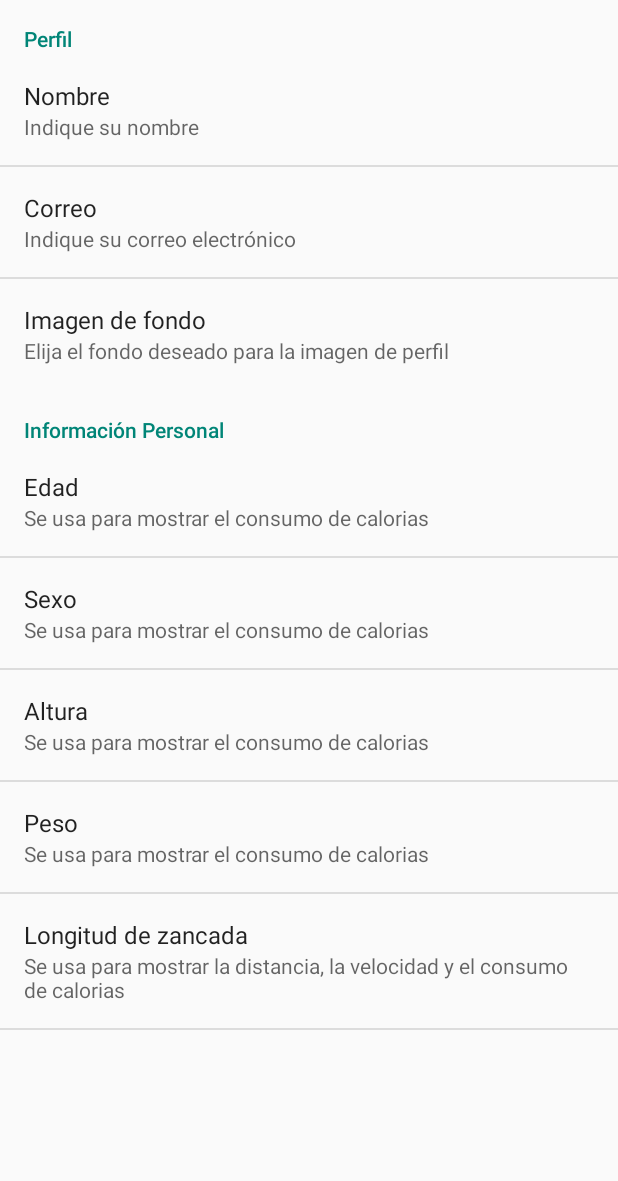
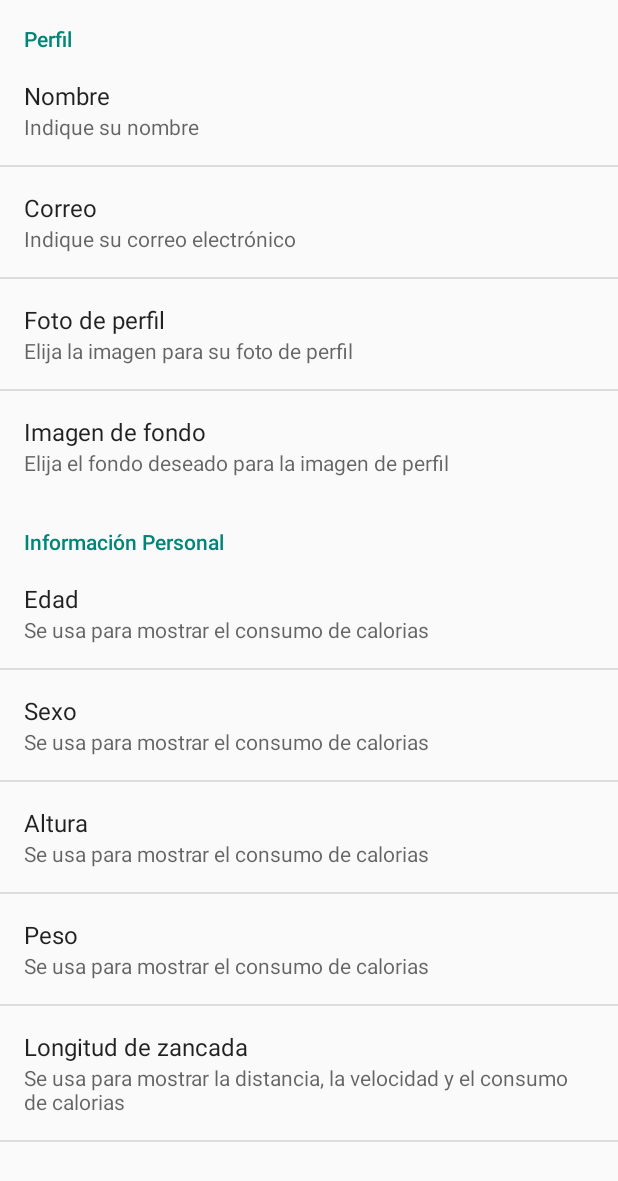
Before and after one commit to ipakto/MediaHora, an Android app: the screen it shows after launch (Opciones), in the side drawer, after a tap on "Ajustes", on a phone screen of 412 x 824 dp. Shown: the top 1181 px of the screen. Run offline under Robolectric (Android 15) with nearby library versions, the phone set to English and light mode, and no system bars; our stand-ins replace ButterKnife, CircleImageView; libraries missing offline, so code that uses them is left out: org.eazegraph.lib; 10 statements that could not run were skipped.

Commit message:
Añadida funcionalidad (no completa) de los ajustes personales (fotos)

```diff
--- a/app/src/main/AndroidManifest.xml
+++ b/app/src/main/AndroidManifest.xml
@@ -1,7 +1,9 @@
 <?xml version="1.0" encoding="utf-8"?>
 <manifest xmlns:android="http://schemas.android.com/apk/res/android"
     package="fyr.uclm.esi.mediahora" >
-
+    <uses-permission android:name="android.permission.CAMERA" />
+    <uses-permission android:name="android.permission.READ_EXTERNAL_STORAGE" />
+    <uses-permission android:name="android.permission.WRITE_EXTERNAL_STORAGE" />
     <application
         android:allowBackup="true"
         android:icon="@mipmap/ic_launcher"
--- a/app/src/main/java/fyr/uclm/esi/mediahora/MainActivity.java
+++ b/app/src/main/java/fyr/uclm/esi/mediahora/MainActivity.java
@@ -1,14 +1,23 @@
 package fyr.uclm.esi.mediahora;
 
+import android.annotation.TargetApi;
 import android.app.AlertDialog;
 import android.content.Context;
 import android.content.Intent;
+import android.content.SharedPreferences;
+import android.graphics.Bitmap;
+import android.graphics.BitmapFactory;
 import android.graphics.Color;
+import android.graphics.drawable.BitmapDrawable;
+import android.graphics.drawable.Drawable;
 import android.hardware.Sensor;
 import android.hardware.SensorEvent;
 import android.hardware.SensorEventListener;
 import android.hardware.SensorManager;
+import android.os.Build;
 import android.os.Bundle;
+import android.os.Environment;
+import android.preference.PreferenceManager;
 import android.support.design.widget.NavigationView;
 import android.support.v4.widget.DrawerLayout;
 import android.support.v7.app.ActionBarDrawerToggle;
@@ -19,16 +28,21 @@ import android.view.Menu;
 import android.view.MenuItem;
 import android.view.View;
 import android.widget.Button;
+import android.widget.RelativeLayout;
 import android.widget.TextView;
 import android.widget.Toast;
 
 
 import org.eazegraph.lib.charts.PieChart;
 import org.eazegraph.lib.models.PieModel;
+import org.w3c.dom.Text;
+
+import java.io.File;
 
 import butterknife.Bind;
 import butterknife.ButterKnife;
 
+import de.hdodenhof.circleimageview.CircleImageView;
 import fyr.uclm.esi.mediahora.naview.ContentFragment;
 
 
@@ -59,8 +73,8 @@ public class MainActivity extends AppCompatActivity implements SensorEventListen
 
     //Circulo pasos
     private PieModel sliceGoal, sliceCurrent;
-    @Bind(R.id.graph)
-    PieChart pg;
+    @Bind(R.id.graph)PieChart pg;
+
     @Override
     protected void onCreate(Bundle savedInstanceState) {
         super.onCreate(savedInstanceState);
@@ -72,7 +86,7 @@ public class MainActivity extends AppCompatActivity implements SensorEventListen
         mStepDetectorSensor = mSensorManager.getDefaultSensor(Sensor.TYPE_STEP_DETECTOR);
 
         iniciarGrafico();
-
+        cargarPreferencias();
         //NAVIGATION BAR
 
         // Initializing Toolbar and setting it as the actionbar
@@ -123,13 +137,12 @@ public class MainActivity extends AppCompatActivity implements SensorEventListen
                         return true;
                     case R.id.compartir:
                         Toast.makeText(getApplicationContext(),"Compartir Selected",Toast.LENGTH_SHORT).show();
-                        Intent is=new Intent(MainActivity.this,Prueba.class);
-                        startActivity(is);
 
                         return true;
                     case R.id.ajustes:
                         Toast.makeText(getApplicationContext(),"Ajustes Selected",Toast.LENGTH_SHORT).show();
                         startActivity(new Intent(MainActivity.this, Opciones.class));
+                        //getFragmentManager().beginTransaction().replace(android.R.id.content,new Opciones()).addToBackStack(null).commit();
                         return true;
                     case R.id.acerca:
                         Toast.makeText(getApplicationContext(),"Acerca Selected",Toast.LENGTH_SHORT).show();
@@ -236,9 +249,9 @@ public class MainActivity extends AppCompatActivity implements SensorEventListen
     @Override
     protected void onResume() {
         super.onResume();
-
         mSensorManager.registerListener(this, mStepCounterSensor, SensorManager.SENSOR_DELAY_FASTEST);
         mSensorManager.registerListener(this, mStepDetectorSensor, SensorManager.SENSOR_DELAY_FASTEST);
+        cargarPreferencias();
     }
     //Menu
     @Override
@@ -262,4 +275,58 @@ public class MainActivity extends AppCompatActivity implements SensorEventListen
         }
     return true;
     }
+
+    @TargetApi(Build.VERSION_CODES.LOLLIPOP)
+    private void cargarPreferencias(){
+        SharedPreferences prefs= PreferenceManager.getDefaultSharedPreferences(this);
+        String nombre,mail,fondo,foto;
+        Drawable f = null;
+        nombre=prefs.getString("pNombre","Su nombre");
+        mail=prefs.getString("pCorreo","Su correo");
+        fondo=prefs.getString("pFondoPerf","Fondo1");
+        foto=prefs.getString("pFoto","");
+        TextView n=(TextView) findViewById(R.id.username);
+        TextView e=(TextView) findViewById(R.id.email);
+        RelativeLayout r=(RelativeLayout) findViewById(R.id.layoutNav);
+        CircleImageView c=(CircleImageView)findViewById(R.id.profile_image);
+
+        n.setText(nombre);
+        e.setText(mail);
+        //Fondo Perfil
+        switch (fondo) {
+            case "Fondo1":
+                f = this.getResources().getDrawable(R.drawable.fondo1);
+                break;
+            case "Fondo2":
+                f = this.getResources().getDrawable(R.drawable.fondo2);
+                break;
+            case "Fondo3":
+                f = this.getResources().getDrawable(R.drawable.fondo3);
+                break;
+        }
+        r.setBackground(f);
+        //Foto Perfil
+        //boolean fCambia=prefs.getBoolean("fotoCambia",false);
+        //if(fCambia && !foto.equals("")){
+        if(!foto.equals("")){
+           /* File sd = Environment.getExternalStorageDirectory();
+            File image = new File(foto);
+            BitmapFactory.Options bmOptions = new BitmapFactory.Options();
+            Bitmap bitmap = BitmapFactory.decodeFile(image.getAbsolutePath(),bmOptions);
+            c.setImageBitmap(bitmap);*/
+            Drawable d=Drawable.createFromPath(foto);
+
+            Bitmap bitmap=((BitmapDrawable)d).getBitmap();
+            int width = bitmap.getWidth();
+            int height = bitmap.getHeight();
+            float scale = (width<=height) ? height/500 : width/500;
+            Bitmap b2=Bitmap.createScaledBitmap(bitmap, Math.round(width/scale), Math.round(height/scale), false);
+            Drawable d2=new BitmapDrawable(getBaseContext().getResources(),b2);
+            c.setImageDrawable(d2);
+            //getPreferences(MODE_PRIVATE).edit().putBoolean("fotoCambia",false).commit();
+
+
+        }
+    }
+
 }
--- a/app/src/main/res/layout/header.xml
+++ b/app/src/main/res/layout/header.xml
@@ -1,8 +1,8 @@
 <?xml version="1.0" encoding="utf-8"?>
 <RelativeLayout xmlns:android="http://schemas.android.com/apk/res/android"
+    android:id="@+id/layoutNav"
     android:layout_width="match_parent"
     android:layout_height="200dp"
-    android:background="@drawable/tapet3"
     android:orientation="vertical"
     >
 
@@ -11,7 +11,6 @@
     android:id="@+id/profile_image"
         android:layout_width="76dp"
     android:layout_height="76dp"
-    android:src="@drawable/pipo2"
     app:border_color="#FF000000"
         android:layout_marginLeft="24dp"
         android:layout_centerVertical="true"
--- a/app/src/main/res/values/strings.xml
+++ b/app/src/main/res/values/strings.xml
@@ -56,8 +56,8 @@
     <string name="desc_nombre">Indique su nombre</string>
     <string name="desc_correo">Indique su correo electrónico</string>
     <string name="pref_dist_desc">Se usa para mostrar la distancia, la velocidad y el consumo de calorias</string>
-
-
+    <string name="fotoPerfil">Foto de perfil</string>
+    <string name="desc_foto">Elija la imagen para su foto de perfil</string>
 
 
     <string-array name="pref_fondo_nombre">
--- a/app/src/main/res/xml/opciones.xml
+++ b/app/src/main/res/xml/opciones.xml
@@ -11,6 +11,11 @@
             android:key="pCorreo"
             android:title="@string/lblCorreo"
             android:summary="@string/desc_correo"/>
+        <Preference
+            android:key="pFoto"
+            android:title="@string/fotoPerfil"
+            android:summary="@string/desc_foto"
+            android:defaultValue=""/>
         <ListPreference
             android:key="pFondoPerf"
             android:title="@string/img_fondo"
```
Also changed, not shown: app/src/main/java/fyr/uclm/esi/mediahora/Opciones.java (+143 -1 lines), app/src/main/res/drawable/fondo1.png (renamed from app/src/main/res/drawable/tapet1.png), app/src/main/res/drawable/fondo2.png (renamed from app/src/main/res/drawable/tapet2.png), app/src/main/res/drawable/fondo3.png (renamed from app/src/main/res/drawable/tapet3.png), app/src/main/res/drawable/fondo4.png (renamed from app/src/main/res/drawable/tapet4.png), app/src/main/res/drawable/fondo5.png (renamed from app/src/main/res/drawable/tapet5.png), app/src/main/res/drawable/fondo6.png (renamed from app/src/main/res/drawable/tapet6.png).
